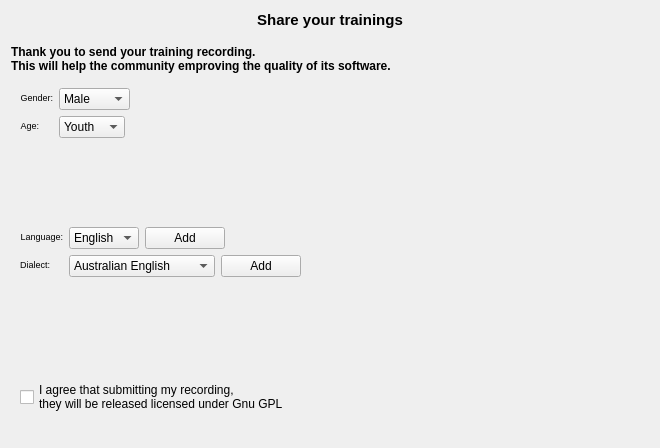
This is simon/src/simonsampleshare/sampleshare.ui in KDE/simon as Qt 5 draws it before an edit. The edited form follows.
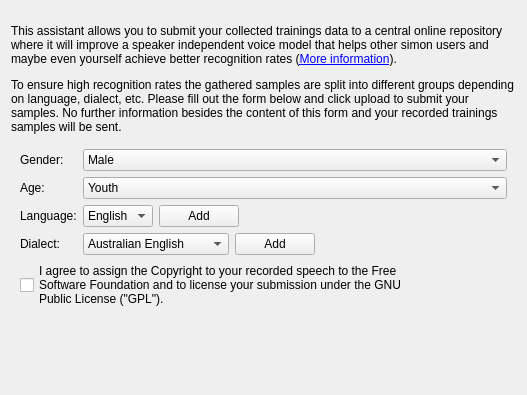
This is the edited form. Custom widgets are drawn as their Qt base class.

Commit message: Applying timeout settings; Creating separate singleton wrapper class

What changed in the file:
```diff
--- a/simon/src/simonsampleshare/sampleshare.ui
+++ b/simon/src/simonsampleshare/sampleshare.ui
@@ -6,27 +6,14 @@
    <rect>
     <x>0</x>
     <y>0</y>
-    <width>660</width>
-    <height>448</height>
+    <width>527</width>
+    <height>395</height>
    </rect>
   </property>
   <property name="windowTitle">
    <string>Contribute to Voxforge</string>
   </property>
-  <layout class="QVBoxLayout" name="verticalLayout_2">
-   <item>
     <layout class="QVBoxLayout" name="verticalLayout">
-     <item>
-      <widget class="QLabel" name="titleLb">
-       <property name="text">
-        <string>&lt;!DOCTYPE HTML PUBLIC &quot;-//W3C//DTD HTML 4.0//EN&quot; &quot;http://www.w3.org/TR/REC-html40/strict.dtd&quot;&gt;
-&lt;html&gt;&lt;head&gt;&lt;meta name=&quot;qrichtext&quot; content=&quot;1&quot; /&gt;&lt;style type=&quot;text/css&quot;&gt;
-p, li { white-space: pre-wrap; }
-&lt;/style&gt;&lt;/head&gt;&lt;body style=&quot; font-family:'DejaVu Serif'; font-size:7pt; font-weight:400; font-style:normal;&quot;&gt;
-&lt;p align=&quot;center&quot; style=&quot; margin-top:0px; margin-bottom:0px; margin-left:0px; margin-right:0px; -qt-block-indent:0; text-indent:0px;&quot;&gt;&lt;span style=&quot; font-family:'DejaVu Serif [unknown]'; font-size:11pt; font-weight:600;&quot;&gt;Share your trainings&lt;/span&gt;&lt;/p&gt;&lt;/body&gt;&lt;/html&gt;</string>
-       </property>
-      </widget>
-     </item>
      <item>
       <spacer name="verticalSpacer">
        <property name="orientation">
@@ -37,8 +24,8 @@
        </property>
        <property name="sizeHint" stdset="0">
         <size>
-         <width>10</width>
-         <height>10</height>
+       <width>13</width>
+       <height>13</height>
         </size>
        </property>
       </spacer>
@@ -46,12 +33,10 @@
      <item>
       <widget class="QLabel" name="coreLb">
        <property name="text">
-        <string>&lt;!DOCTYPE HTML PUBLIC &quot;-//W3C//DTD HTML 4.0//EN&quot; &quot;http://www.w3.org/TR/REC-html40/strict.dtd&quot;&gt;
-&lt;html&gt;&lt;head&gt;&lt;meta name=&quot;qrichtext&quot; content=&quot;1&quot; /&gt;&lt;style type=&quot;text/css&quot;&gt;
-p, li { white-space: pre-wrap; }
-&lt;/style&gt;&lt;/head&gt;&lt;body style=&quot; font-family:'DejaVu Serif'; font-size:7pt; font-weight:400; font-style:normal;&quot;&gt;
-&lt;p align=&quot;justify&quot; style=&quot; margin-top:0px; margin-bottom:0px; margin-left:0px; margin-right:0px; -qt-block-indent:0; text-indent:0px;&quot;&gt;&lt;span style=&quot; font-family:'DejaVu Serif [unknown]'; font-size:9pt; font-weight:600;&quot;&gt;Thank you to send your training recording.&lt;/span&gt;&lt;/p&gt;
-&lt;p align=&quot;justify&quot; style=&quot; margin-top:0px; margin-bottom:0px; margin-left:0px; margin-right:0px; -qt-block-indent:0; text-indent:0px;&quot;&gt;&lt;span style=&quot; font-family:'DejaVu Serif [unknown]'; font-size:9pt; font-weight:600;&quot;&gt;This will help the community emproving the quality of its software.&lt;/span&gt;&lt;/p&gt;&lt;/body&gt;&lt;/html&gt;</string>
+      <string>&lt;html&gt;&lt;body&gt;&lt;p&gt;This assistant allows you to submit your collected trainings data to a central online repository where it will improve a speaker independent voice model that helps other simon users and maybe even yourself achieve better recognition rates (&lt;a href=&quot;http://voxforge.org/home/about&quot;&gt;More information&lt;/a&gt;).&lt;/p&gt;&lt;p&gt;To ensure high recognition rates the gathered samples are split into different groups depending on language, dialect, etc. Please fill out the form below and click upload to submit your samples. No further information besides the content of this form and your recorded trainings samples will be sent.&lt;/p&gt;&lt;/body&gt;&lt;/html&gt;</string>
+     </property>
+     <property name="wordWrap">
+      <bool>true</bool>
        </property>
       </widget>
      </item>
@@ -61,12 +46,7 @@
         <number>0</number>
        </property>
        <widget class="QWidget" name="stackedWidgetPage1">
-        <layout class="QVBoxLayout" name="verticalLayout_3">
-         <item>
           <layout class="QFormLayout" name="formLayout">
-           <property name="fieldGrowthPolicy">
-            <enum>QFormLayout::ExpandingFieldsGrow</enum>
-           </property>
            <item row="0" column="0">
             <widget class="QLabel" name="genderLb">
              <property name="sizePolicy">
@@ -76,11 +56,7 @@
               </sizepolicy>
              </property>
              <property name="text">
-              <string>&lt;!DOCTYPE HTML PUBLIC &quot;-//W3C//DTD HTML 4.0//EN&quot; &quot;http://www.w3.org/TR/REC-html40/strict.dtd&quot;&gt;
-&lt;html&gt;&lt;head&gt;&lt;meta name=&quot;qrichtext&quot; content=&quot;1&quot; /&gt;&lt;style type=&quot;text/css&quot;&gt;
-p, li { white-space: pre-wrap; }
-&lt;/style&gt;&lt;/head&gt;&lt;body style=&quot; font-family:'DejaVu Serif'; font-size:7pt; font-weight:400; font-style:normal;&quot;&gt;
-&lt;p align=&quot;right&quot; style=&quot; margin-top:0px; margin-bottom:0px; margin-left:0px; margin-right:0px; -qt-block-indent:0; text-indent:0px;&quot;&gt;&lt;span style=&quot; font-family:'DejaVu Serif [unknown]';&quot;&gt;Gender:&lt;/span&gt;&lt;/p&gt;&lt;/body&gt;&lt;/html&gt;</string>
+          <string>Gender:</string>
              </property>
             </widget>
            </item>
@@ -101,11 +77,7 @@
            <item row="1" column="0">
             <widget class="QLabel" name="ageLb">
              <property name="text">
-              <string>&lt;!DOCTYPE HTML PUBLIC &quot;-//W3C//DTD HTML 4.0//EN&quot; &quot;http://www.w3.org/TR/REC-html40/strict.dtd&quot;&gt;
-&lt;html&gt;&lt;head&gt;&lt;meta name=&quot;qrichtext&quot; content=&quot;1&quot; /&gt;&lt;style type=&quot;text/css&quot;&gt;
-p, li { white-space: pre-wrap; }
-&lt;/style&gt;&lt;/head&gt;&lt;body style=&quot; font-family:'DejaVu Serif'; font-size:7pt; font-weight:400; font-style:normal;&quot;&gt;
-&lt;p align=&quot;right&quot; style=&quot; margin-top:0px; margin-bottom:0px; margin-left:0px; margin-right:0px; -qt-block-indent:0; text-indent:0px;&quot;&gt;Age:&lt;/p&gt;&lt;/body&gt;&lt;/html&gt;</string>
+          <string>Age:</string>
              </property>
             </widget>
            </item>
@@ -128,59 +100,7 @@
              </item>
             </widget>
            </item>
-          </layout>
-         </item>
-         <item>
-          <layout class="QFormLayout" name="formLayout_3">
-           <property name="fieldGrowthPolicy">
-            <enum>QFormLayout::ExpandingFieldsGrow</enum>
-           </property>
-           <item row="0" column="0">
-            <widget class="QLabel" name="languageLb">
-             <property name="text">
-              <string>&lt;!DOCTYPE HTML PUBLIC &quot;-//W3C//DTD HTML 4.0//EN&quot; &quot;http://www.w3.org/TR/REC-html40/strict.dtd&quot;&gt;
-&lt;html&gt;&lt;head&gt;&lt;meta name=&quot;qrichtext&quot; content=&quot;1&quot; /&gt;&lt;style type=&quot;text/css&quot;&gt;
-p, li { white-space: pre-wrap; }
-&lt;/style&gt;&lt;/head&gt;&lt;body style=&quot; font-family:'DejaVu Serif'; font-size:7pt; font-weight:400; font-style:normal;&quot;&gt;
-&lt;p align=&quot;right&quot; style=&quot; margin-top:0px; margin-bottom:0px; margin-left:0px; margin-right:0px; -qt-block-indent:0; text-indent:0px;&quot;&gt;&lt;span style=&quot; font-family:'DejaVu Serif [unknown]';&quot;&gt;Language:&lt;/span&gt;&lt;/p&gt;&lt;/body&gt;&lt;/html&gt;</string>
-             </property>
-            </widget>
-           </item>
-           <item row="0" column="1">
-            <layout class="QFormLayout" name="formLayout_4">
-             <property name="fieldGrowthPolicy">
-              <enum>QFormLayout::ExpandingFieldsGrow</enum>
-             </property>
-             <item row="0" column="0">
-              <widget class="QComboBox" name="comboBox">
-               <item>
-                <property name="text">
-                 <string>English</string>
-                </property>
-               </item>
-              </widget>
-             </item>
-             <item row="0" column="1">
-              <widget class="QPushButton" name="pbAddLanguage">
-               <property name="text">
-                <string>Add</string>
-               </property>
-              </widget>
-             </item>
-            </layout>
-           </item>
-           <item row="1" column="0">
-            <widget class="QLabel" name="dialectLb">
-             <property name="text">
-              <string>&lt;!DOCTYPE HTML PUBLIC &quot;-//W3C//DTD HTML 4.0//EN&quot; &quot;http://www.w3.org/TR/REC-html40/strict.dtd&quot;&gt;
-&lt;html&gt;&lt;head&gt;&lt;meta name=&quot;qrichtext&quot; content=&quot;1&quot; /&gt;&lt;style type=&quot;text/css&quot;&gt;
-p, li { white-space: pre-wrap; }
-&lt;/style&gt;&lt;/head&gt;&lt;body style=&quot; font-family:'DejaVu Serif'; font-size:7pt; font-weight:400; font-style:normal;&quot;&gt;
-&lt;p align=&quot;right&quot; style=&quot; margin-top:0px; margin-bottom:0px; margin-left:0px; margin-right:0px; -qt-block-indent:0; text-indent:0px;&quot;&gt;&lt;span style=&quot; font-family:'DejaVu Serif [unknown]';&quot;&gt;Dialect:&lt;/span&gt;&lt;/p&gt;&lt;/body&gt;&lt;/html&gt;</string>
-             </property>
-            </widget>
-           </item>
-           <item row="1" column="1">
+       <item row="5" column="1">
             <layout class="QFormLayout" name="formLayout_diabox_add">
              <property name="fieldGrowthPolicy">
               <enum>QFormLayout::ExpandingFieldsGrow</enum>
@@ -254,15 +174,49 @@
              </item>
             </layout>
            </item>
-          </layout>
-         </item>
-         <item>
+       <item row="6" column="0" colspan="2">
           <widget class="QCheckBox" name="licenseBox">
            <property name="text">
-            <string>  
-I agree that submitting my recording,   
-they will be released licensed under Gnu GPL
-</string>
+          <string>I agree to assign the Copyright to your recorded speech to the Free
+Software Foundation and to license your submission under the GNU
+Public License (&quot;GPL&quot;).</string>
+         </property>
+        </widget>
+       </item>
+       <item row="3" column="1">
+        <layout class="QFormLayout" name="formLayout_4">
+         <property name="fieldGrowthPolicy">
+          <enum>QFormLayout::ExpandingFieldsGrow</enum>
+         </property>
+         <item row="0" column="0">
+          <widget class="QComboBox" name="comboBox">
+           <item>
+            <property name="text">
+             <string>English</string>
+            </property>
+           </item>
+          </widget>
+         </item>
+         <item row="0" column="1">
+          <widget class="QPushButton" name="pbAddLanguage">
+           <property name="text">
+            <string>Add</string>
+           </property>
+          </widget>
+         </item>
+        </layout>
+       </item>
+       <item row="3" column="0">
+        <widget class="QLabel" name="languageLb">
+         <property name="text">
+          <string>Language:</string>
+         </property>
+        </widget>
+       </item>
+       <item row="5" column="0">
+        <widget class="QLabel" name="dialectLb">
+         <property name="text">
+          <string>Dialect:</string>
            </property>
           </widget>
          </item>
@@ -330,8 +284,6 @@
       <widget class="KDialog" name="kdialog"/>
      </item>
     </layout>
-   </item>
-  </layout>
  </widget>
  <customwidgets>
   <customwidget>
```
Left out of the diff: 46 changed lines with no effect on the pictures. Lines whose indentation alone changed are shown as unchanged. The commit also changes 20 other files.
